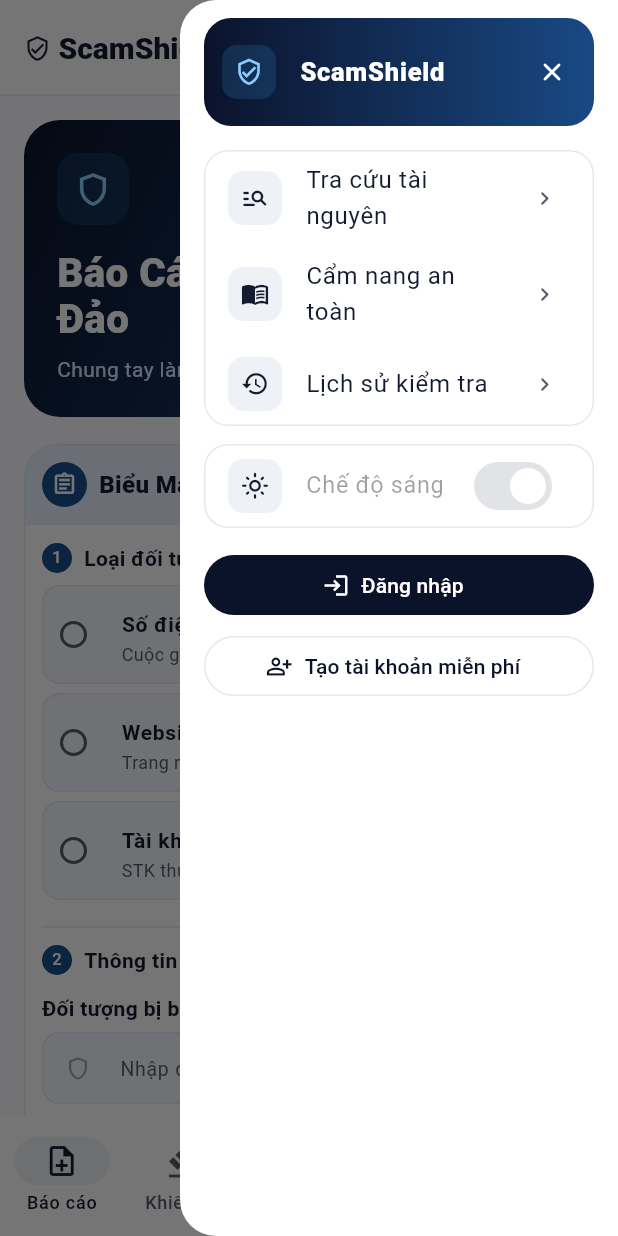
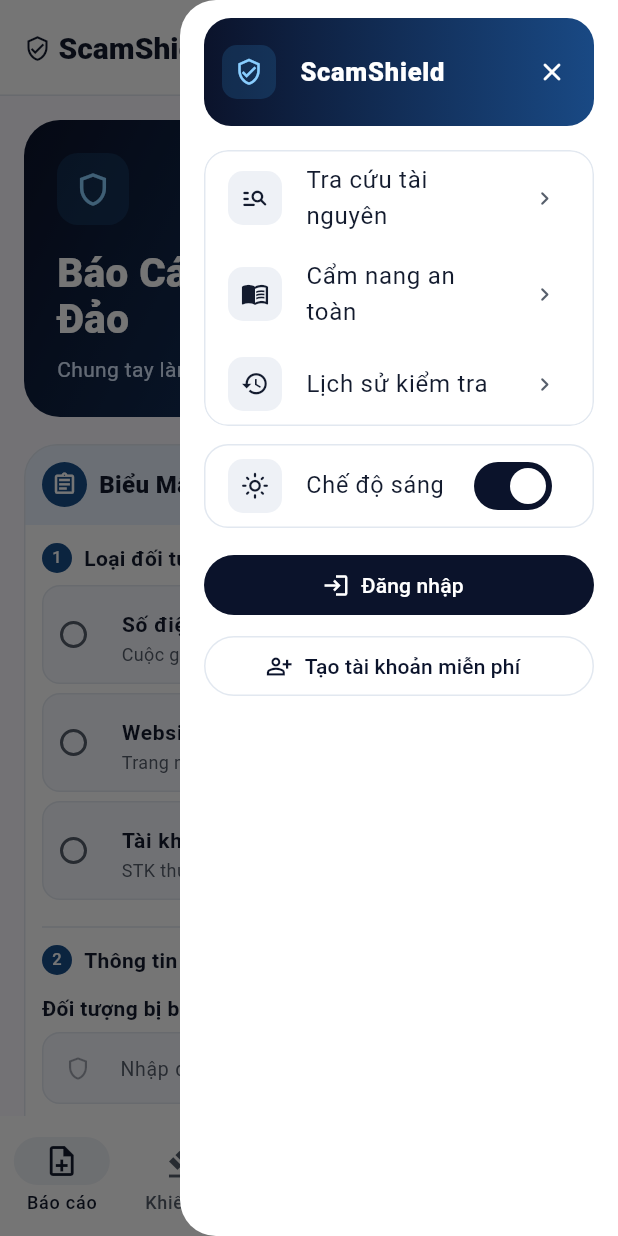
Before and after one commit to ScamShieldOrg/scamshield-mobile, a Flutter app: the ReportScreen screen opened directly with empty values, with the side drawer open, on a phone screen of 412 x 824 dp. Run offline on Flutter 3.47's test engine with Material 3 defaults, Android fonts, the phone set to English and light mode, and no system bars; our stand-ins replace file_picker, flutter_secure_storage; accounts and stored records are empty; statements that could not run were skipped.

Commit message:
[REFACTOR] Add theme mode and read .env

```diff
--- a/lib/core/config/api_config.dart
+++ b/lib/core/config/api_config.dart
@@ -1,55 +1,58 @@
 import 'package:flutter/foundation.dart';
+import 'package:flutter/services.dart';
 
 abstract final class ApiConfig {
   static const _configuredBase = String.fromEnvironment('API_BASE_URL');
   static const _androidDebugBase = 'http://10.0.2.2:8080/api';
+  static String _assetBase = '';
 
-  static Uri endpoint(String path) {
-    final address =
-        _configuredBase.isEmpty &&
-            kDebugMode &&
-            !kIsWeb &&
-            defaultTargetPlatform == TargetPlatform.android
-        ? _androidDebugBase
-        : _configuredBase;
-    final base = Uri.tryParse(address);
-    if (base == null ||
-        !['http', 'https'].contains(base.scheme) ||
-        base.host.isEmpty) {
-      throw const FormatException('Chưa cấu hình API_BASE_URL cho ứng dụng.');
+  static Future<void> load() async {
+    final contents = await rootBundle.loadString('.env');
+    final entry = RegExp(r'^ *API_BASE_URL *=([^\r\n]*)', multiLine: true);
+    _assetBase = entry.firstMatch(contents)?.group(1)?.trim() ?? '';
+  }
+
+  static Uri endpoint(String path) => resolve(path);
+
+  /// Base URL of the ScamShield Core REST API (including `/api`).
+  ///
+  /// Set in `.env` or override with `--dart-define=API_BASE_URL=...`.
+  static String get baseUrl => _validatedBase().toString();
+
+  static Uri resolve(String path, {String? baseUrlOverride}) {
+    final base = _validatedBase(baseUrlOverride);
+    final request = Uri.parse(path.startsWith('/') ? path : '/$path');
+    var cleanPath = request.path;
+    if (base.path.endsWith('/api') &&
+        (cleanPath == '/api' || cleanPath.startsWith('/api/'))) {
+      cleanPath = cleanPath.substring(4);
     }
     return base.replace(
-      path: '${base.path.replaceFirst(RegExp(r'/$'), '')}$path',
+      path: '${base.path}$cleanPath',
+      query: request.hasQuery ? request.query : null,
+      fragment: request.hasFragment ? request.fragment : null,
     );
   }
 
-  /// Base URL of the ScamShield Core REST API (including `/api`).
-  ///
-  /// Override at runtime with:
-  /// `flutter run --dart-define=API_BASE_URL=http://<host>:8080/api`
-  static String get baseUrl {
-    if (_configuredBase.trim().isNotEmpty) {
-      return _normalizeBaseUrl(_configuredBase);
+  static Uri _validatedBase([String? override]) {
+    final define = _configuredBase.trim();
+    final configured = define.isEmpty ? _assetBase : define;
+    final address =
+        override?.trim() ??
+        (configured.isEmpty && kDebugMode ? _developmentBase : configured);
+    final base = Uri.tryParse(address);
+    if (base == null ||
+        (base.scheme != 'http' && base.scheme != 'https') ||
+        base.host.isEmpty) {
+      throw const FormatException(
+        'Chưa cấu hình API_BASE_URL hợp lệ cho ứng dụng.',
+      );
     }
-    if (!kIsWeb && defaultTargetPlatform == TargetPlatform.android) {
-      return 'http://10.0.2.2:8080/api';
-    }
-    return 'http://localhost:8080/api';
+    return base.replace(path: base.path.replaceFirst(RegExp(r'/+$'), ''));
   }
 
-  static Uri resolve(String path, {String? baseUrlOverride}) {
-    final base = _normalizeBaseUrl(baseUrlOverride ?? baseUrl);
-    var cleanPath = path.startsWith('/') ? path : '/$path';
-    if (base.endsWith('/api') && cleanPath.startsWith('/api/')) {
-      cleanPath = cleanPath.substring(4);
-    }
-    return Uri.parse('$base$cleanPath');
-  }
-
-  static String _normalizeBaseUrl(String raw) {
-    final trimmed = raw.trim();
-    return trimmed.endsWith('/')
-        ? trimmed.substring(0, trimmed.length - 1)
-        : trimmed;
-  }
+  static String get _developmentBase =>
+      !kIsWeb && defaultTargetPlatform == TargetPlatform.android
+      ? _androidDebugBase
+      : 'http://localhost:8080/api';
 }
--- a/lib/main.dart
+++ b/lib/main.dart
@@ -1,6 +1,9 @@
 import 'package:flutter/widgets.dart';
 import 'package:scamshield_mobile/app/app.dart';
+import 'package:scamshield_mobile/core/config/api_config.dart';
 
-void main() {
+Future<void> main() async {
+  WidgetsFlutterBinding.ensureInitialized();
+  await ApiConfig.load();
   runApp(const ScamShieldApp());
 }
--- a/lib/ui/shared/guest_menu.dart
+++ b/lib/ui/shared/guest_menu.dart
@@ -47,7 +47,10 @@ class GuestMenu extends StatelessWidget {
         ? authState.session != null
         : user != null || onSignOut != null;
     final colors = Theme.of(context).colorScheme;
-    final isLight = colors.brightness == Brightness.light;
+    final themeMode = context.watch<ValueNotifier<ThemeMode>?>();
+    final isLight = themeMode != null
+        ? themeMode.value == ThemeMode.light
+        : colors.brightness == Brightness.light;
     return Drawer(
       width: 292,
       shape: const RoundedRectangleBorder(
@@ -199,7 +202,11 @@ class GuestMenu extends StatelessWidget {
                   ),
                 ),
                 value: isLight,
-                onChanged: onLightModeChanged,
+                onChanged: themeMode == null
+                    ? onLightModeChanged
+                    : (enabled) => themeMode.value = enabled
+                          ? ThemeMode.light
+                          : ThemeMode.dark,
               ),
             ),
             const SizedBox(height: 14),
--- a/pubspec.yaml
+++ b/pubspec.yaml
@@ -22,3 +22,5 @@ dev_dependencies:
 
 flutter:
   uses-material-design: true
+  assets:
+    - .env
```
Also changed, not shown: lib/app/app.dart (+13 -5 lines), lib/ui/dispute/dispute_tracking_screen.dart (+17 -17 lines), 3 other files.
